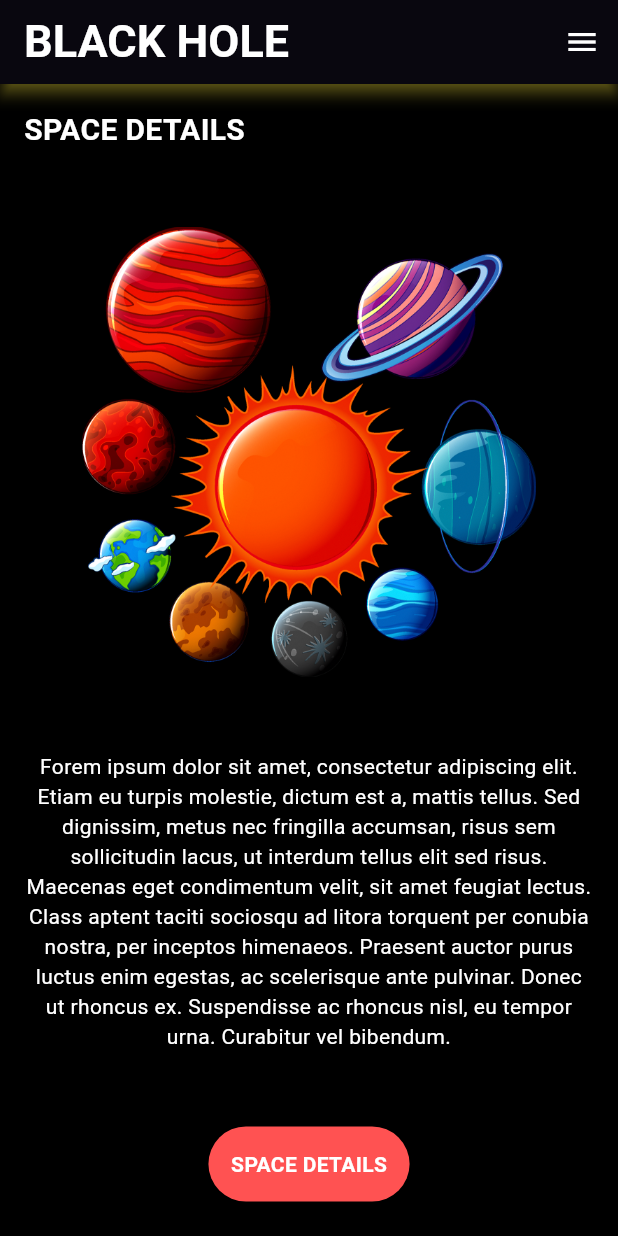
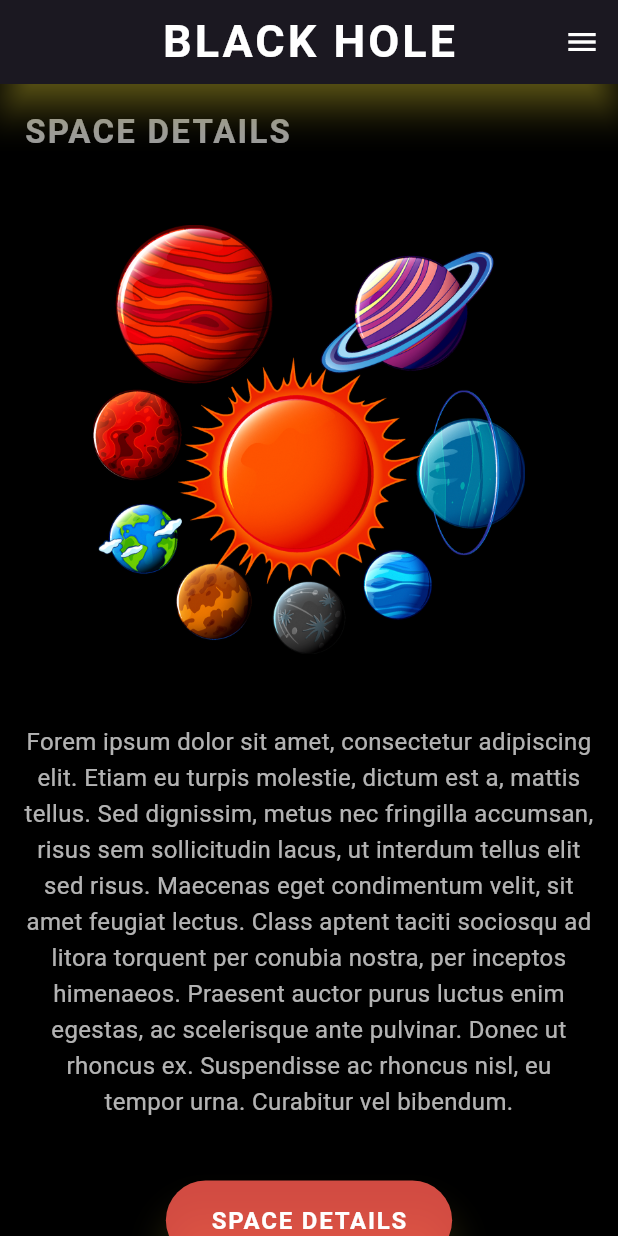
Before and after one commit to ThilinaKanishka/Black-Hole-Mobile-Application-, a Flutter app: the screen it shows after launch, on a phone screen of 412 x 824 dp. Run offline on Flutter 3.47's test engine with Material 3 defaults, Android fonts, the phone set to English and light mode, and no system bars.

Commit message:
Update main.dart

```diff
--- a/black_hole/lib/main.dart
+++ b/black_hole/lib/main.dart
@@ -1,4 +1,5 @@
 import 'package:flutter/material.dart';
+import 'package:flutter/animation.dart';
 
 void main() {
   runApp(const MyApp());
@@ -12,18 +13,76 @@ class MyApp extends StatelessWidget {
     return MaterialApp(
       debugShowCheckedModeBanner: false,
       title: "Space App",
-      home: Scaffold(
+      theme: ThemeData.dark().copyWith(
+        scaffoldBackgroundColor: Colors.black,
+        appBarTheme: const AppBarTheme(
           backgroundColor: Colors.black,
+          elevation: 10,
+          shadowColor: Colors.yellow,
+          centerTitle: true,
+        ),
+      ),
+      home: const SpaceHomePage(),
+    );
+  }
+}
+
+class SpaceHomePage extends StatefulWidget {
+  const SpaceHomePage({super.key});
+
+  @override
+  State<SpaceHomePage> createState() => _SpaceHomePageState();
+}
+
+class _SpaceHomePageState extends State<SpaceHomePage>
+    with SingleTickerProviderStateMixin {
+  late AnimationController _controller;
+  late Animation<double> _scaleAnimation;
+  late Animation<double> _fadeAnimation;
+  late Animation<Color?> _colorAnimation;
+
+  @override
+  void initState() {
+    super.initState();
+
+    _controller = AnimationController(
+      duration: const Duration(seconds: 2),
+      vsync: this,
+    )..repeat(reverse: true);
+
+    _scaleAnimation = Tween<double>(
+      begin: 0.95,
+      end: 1.05,
+    ).animate(CurvedAnimation(parent: _controller, curve: Curves.easeInOut));
+
+    _fadeAnimation = Tween<double>(
+      begin: 0.6,
+      end: 1,
+    ).animate(CurvedAnimation(parent: _controller, curve: Curves.easeInOut));
+
+    _colorAnimation = ColorTween(
+      begin: Colors.redAccent.withOpacity(0.8),
+      end: Colors.orangeAccent,
+    ).animate(_controller);
+  }
+
+  @override
+  void dispose() {
+    _controller.dispose();
+    super.dispose();
+  }
+
+  @override
+  Widget build(BuildContext context) {
+    return Scaffold(
       appBar: AppBar(
-          backgroundColor: Colors.black,
-          shadowColor: Colors.yellow,
-          elevation: 4,
         title: const Text(
           "BLACK HOLE",
           style: TextStyle(
             color: Colors.white,
             fontWeight: FontWeight.bold,
             fontSize: 30,
+            letterSpacing: 2.0,
           ),
         ),
         actions: [
@@ -39,51 +98,74 @@ class MyApp extends StatelessWidget {
           child: Column(
             crossAxisAlignment: CrossAxisAlignment.start,
             children: [
-                const Text(
+              FadeTransition(
+                opacity: _fadeAnimation,
+                child: const Text(
                   "SPACE DETAILS",
                   style: TextStyle(
                     color: Colors.white,
-                    fontSize: 20,
+                    fontSize: 22,
                     fontWeight: FontWeight.bold,
+                    letterSpacing: 1.5,
                   ),
                 ),
-                const SizedBox(height: 50),
-                Center(
+              ),
+              const SizedBox(height: 40),
+              ScaleTransition(
+                scale: _scaleAnimation,
+                child: Center(
                   child: Image.asset(
                     "assets/space1.png",
                     height: 300,
                     scale: 2,
                   ),
                 ),
-                const SizedBox(height: 50),
+              ),
+              const SizedBox(height: 40),
               const Text(
                 "Forem ipsum dolor sit amet, consectetur adipiscing elit. Etiam eu turpis molestie, dictum est a, mattis tellus. Sed dignissim, metus nec fringilla accumsan, risus sem sollicitudin lacus, ut interdum tellus elit sed risus. Maecenas eget condimentum velit, sit amet feugiat lectus. Class aptent taciti sociosqu ad litora torquent per conubia nostra, per inceptos himenaeos. Praesent auctor purus luctus enim egestas, ac scelerisque ante pulvinar. Donec ut rhoncus ex. Suspendisse ac rhoncus nisl, eu tempor urna. Curabitur vel bibendum.",
                 textAlign: TextAlign.center,
                 style: TextStyle(
-                    color: Colors.white,
+                  color: Colors.white70,
                   fontWeight: FontWeight.w400,
+                  fontSize: 16,
+                  height: 1.5,
                 ),
               ),
-                const SizedBox(height: 50),
-                //button
+              const SizedBox(height: 40),
               Center(
-                  child: Container(
-                    padding: const EdgeInsets.all(15),
-                    decoration: BoxDecoration(
-                      borderRadius: BorderRadius.circular(100),
-                      color: Colors.redAccent,
+                child: AnimatedBuilder(
+                  animation: _controller,
+                  builder: (context, child) {
+                    return ElevatedButton(
+                      onPressed: () {},
+                      style: ElevatedButton.styleFrom(
+                        backgroundColor: _colorAnimation.value,
+                        padding: const EdgeInsets.symmetric(
+                          horizontal: 30,
+                          vertical: 15,
+                        ),
+                        shape: RoundedRectangleBorder(
+                          borderRadius: BorderRadius.circular(30),
+                        ),
+                        elevation: 10,
+                        shadowColor: Colors.yellow.withOpacity(0.5),
                       ),
                       child: const Text(
                         "SPACE DETAILS",
                         style: TextStyle(
                           color: Colors.white,
                           fontWeight: FontWeight.bold,
+                          fontSize: 16,
+                          letterSpacing: 1.2,
                         ),
                       ),
+                    );
+                  },
                 ),
               ),
+              const SizedBox(height: 20),
             ],
-            ),
           ),
         ),
       ),
```
Lines whose indentation alone changed are shown as unchanged.
